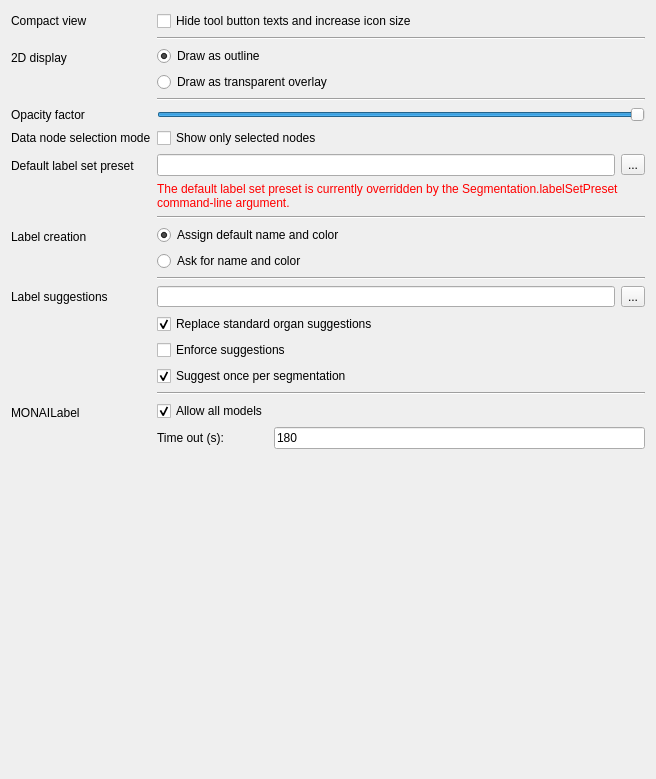
Old version of the form Plugins/org.mitk.gui.qt.segmentation/src/QmitkSegmentationPreferencePageControls.ui in the repository MITK/MITK.
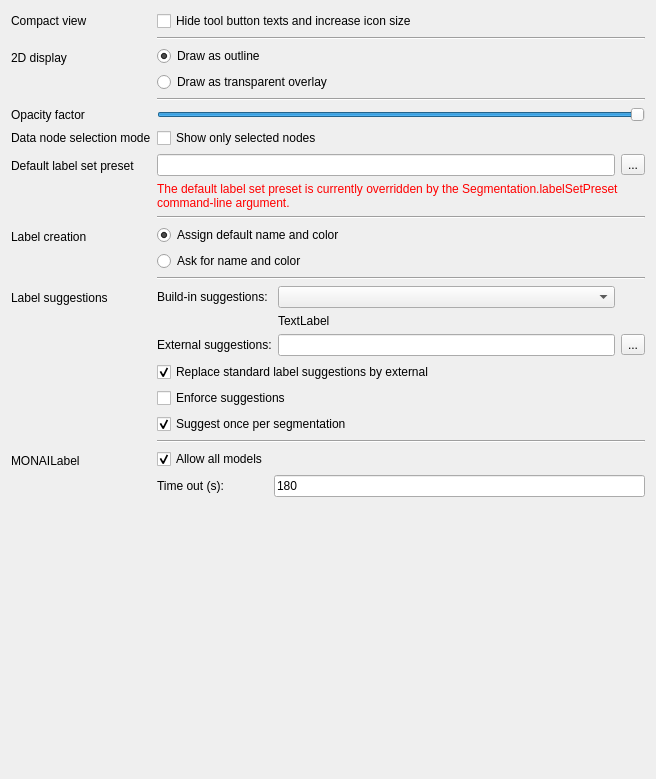
New version of the form.

Commit message: Extend Preference page to allow the selection of built-in label suggestion configs

Diff of the .ui file:
```diff
--- a/Plugins/org.mitk.gui.qt.segmentation/src/QmitkSegmentationPreferencePageControls.ui
+++ b/Plugins/org.mitk.gui.qt.segmentation/src/QmitkSegmentationPreferencePageControls.ui
@@ -180,26 +180,60 @@
    </item>
    <item row="10" column="1">
     <layout class="QGridLayout" name="gridLayout_2">
-     <item row="0" column="1">
-      <widget class="QToolButton" name="suggestionsToolButton">
-       <property name="text">
-        <string>...</string>
-       </property>
-      </widget>
-     </item>
-     <item row="0" column="0">
+     <item row="2" column="1">
       <widget class="QLineEdit" name="suggestionsLineEdit">
        <property name="clearButtonEnabled">
         <bool>true</bool>
        </property>
       </widget>
      </item>
+     <item row="0" column="0">
+      <widget class="QLabel" name="label_2">
+       <property name="text">
+        <string>Build-in suggestions:</string>
+       </property>
+      </widget>
+     </item>
+     <item row="2" column="2">
+      <widget class="QToolButton" name="suggestionsToolButton">
+       <property name="text">
+        <string>...</string>
+       </property>
+      </widget>
+     </item>
+     <item row="1" column="1">
+      <widget class="QLabel" name="labelBuiltInSuggestionsInfo">
+       <property name="text">
+        <string>&lt;html&gt;&lt;head/&gt;&lt;body&gt;&lt;p&gt;TextLabel&lt;/p&gt;&lt;/body&gt;&lt;/html&gt;</string>
+       </property>
+       <property name="wordWrap">
+        <bool>true</bool>
+       </property>
+      </widget>
+     </item>
+     <item row="2" column="0">
+      <widget class="QLabel" name="label">
+       <property name="text">
+        <string>External suggestions:</string>
+       </property>
+      </widget>
+     </item>
+     <item row="0" column="1">
+      <widget class="QComboBox" name="comboBuiltInSuggestions">
+       <property name="editable">
+        <bool>false</bool>
+       </property>
+       <property name="placeholderText">
+        <string/>
+       </property>
+      </widget>
+     </item>
     </layout>
    </item>
    <item row="11" column="1">
     <widget class="QCheckBox" name="replaceStandardSuggestionsCheckBox">
      <property name="text">
-      <string>Replace standard organ suggestions</string>
+      <string>Replace standard label suggestions by external</string>
      </property>
      <property name="checked">
       <bool>true</bool>
```
Left out of the diff: 28 changed lines with no effect on the pictures. The commit also changes 2 other files.
